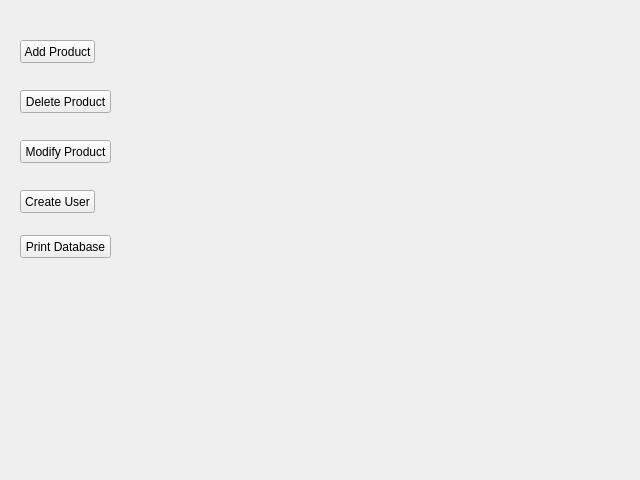
Qt form InvGUI/invmain.ui (scottoberman/CSUFDevs) before a commit.
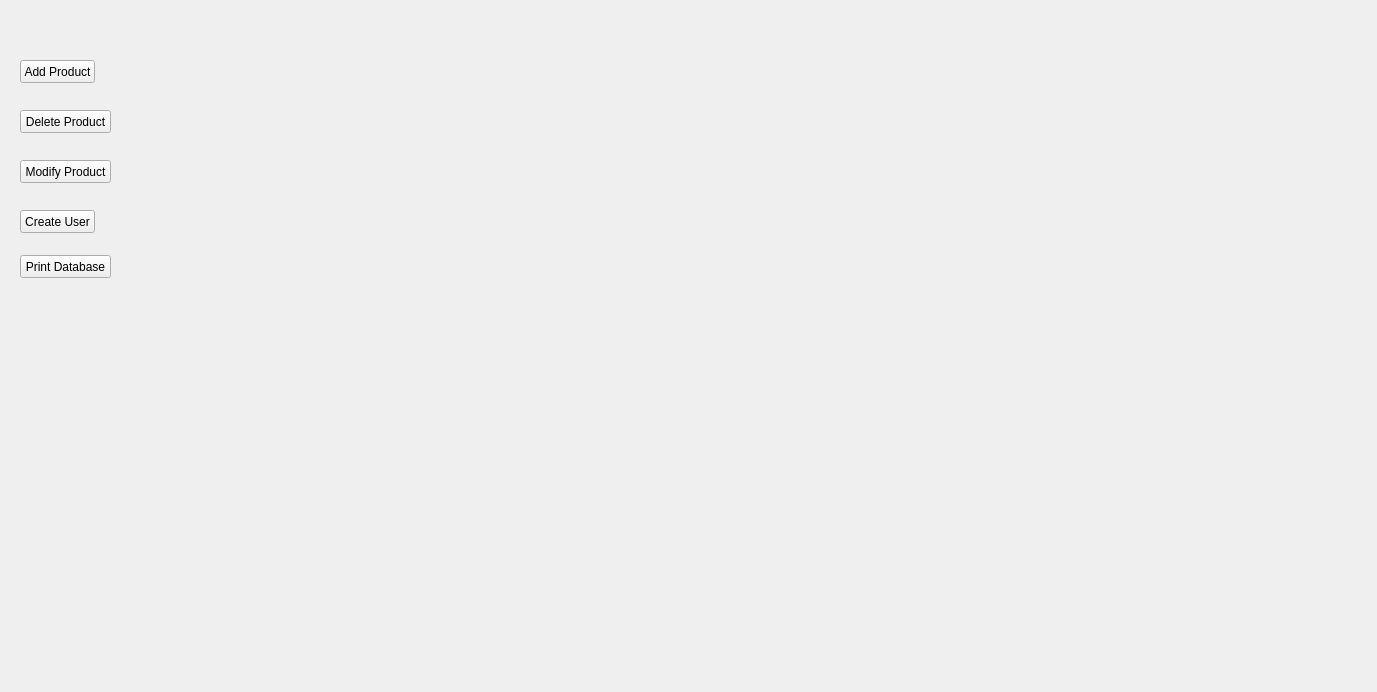
The same form after that commit.

```diff
--- a/InvGUI/invmain.ui
+++ b/InvGUI/invmain.ui
@@ -6,33 +6,46 @@
    <rect>
     <x>0</x>
     <y>0</y>
-    <width>640</width>
-    <height>480</height>
+    <width>1377</width>
+    <height>692</height>
    </rect>
   </property>
+  <property name="minimumSize">
+   <size>
+    <width>1377</width>
+    <height>692</height>
+   </size>
+  </property>
+  <property name="maximumSize">
+   <size>
+    <width>1377</width>
+    <height>692</height>
+   </size>
+  </property>
   <property name="windowTitle">
    <string>Form</string>
   </property>
-  <widget class="QWidget" name="horizontalLayoutWidget">
-   <property name="geometry">
-    <rect>
-     <x>130</x>
-     <y>40</y>
-     <width>491</width>
-     <height>431</height>
-    </rect>
-   </property>
-   <layout class="QHBoxLayout" name="horizontalLayout"/>
-  </widget>
   <widget class="QPushButton" name="Page3Button">
    <property name="geometry">
     <rect>
      <x>20</x>
-     <y>140</y>
+     <y>160</y>
      <width>91</width>
      <height>23</height>
     </rect>
    </property>
+   <property name="minimumSize">
+    <size>
+     <width>91</width>
+     <height>23</height>
+    </size>
+   </property>
+   <property name="maximumSize">
+    <size>
+     <width>91</width>
+     <height>23</height>
+    </size>
+   </property>
    <property name="text">
     <string>Modify Product</string>
    </property>
@@ -41,11 +54,23 @@
    <property name="geometry">
     <rect>
      <x>20</x>
-     <y>40</y>
+     <y>60</y>
      <width>75</width>
      <height>23</height>
     </rect>
    </property>
+   <property name="minimumSize">
+    <size>
+     <width>75</width>
+     <height>23</height>
+    </size>
+   </property>
+   <property name="maximumSize">
+    <size>
+     <width>75</width>
+     <height>23</height>
+    </size>
+   </property>
    <property name="text">
     <string>Add Product</string>
    </property>
@@ -54,11 +79,23 @@
    <property name="geometry">
     <rect>
      <x>20</x>
-     <y>90</y>
+     <y>110</y>
      <width>91</width>
      <height>23</height>
     </rect>
    </property>
+   <property name="minimumSize">
+    <size>
+     <width>91</width>
+     <height>23</height>
+    </size>
+   </property>
+   <property name="maximumSize">
+    <size>
+     <width>91</width>
+     <height>23</height>
+    </size>
+   </property>
    <property name="text">
     <string>Delete Product</string>
    </property>
@@ -67,11 +104,23 @@
    <property name="geometry">
     <rect>
      <x>20</x>
-     <y>235</y>
+     <y>255</y>
      <width>91</width>
      <height>23</height>
     </rect>
    </property>
+   <property name="minimumSize">
+    <size>
+     <width>91</width>
+     <height>23</height>
+    </size>
+   </property>
+   <property name="maximumSize">
+    <size>
+     <width>91</width>
+     <height>23</height>
+    </size>
+   </property>
    <property name="text">
     <string>Print Database</string>
    </property>
@@ -80,15 +129,54 @@
    <property name="geometry">
     <rect>
      <x>20</x>
-     <y>190</y>
+     <y>210</y>
      <width>75</width>
      <height>23</height>
     </rect>
    </property>
+   <property name="minimumSize">
+    <size>
+     <width>75</width>
+     <height>23</height>
+    </size>
+   </property>
+   <property name="maximumSize">
+    <size>
+     <width>75</width>
+     <height>23</height>
+    </size>
+   </property>
    <property name="text">
     <string>Create User</string>
    </property>
   </widget>
+  <widget class="QWidget" name="horizontalLayoutWidget">
+   <property name="geometry">
+    <rect>
+     <x>120</x>
+     <y>50</y>
+     <width>1221</width>
+     <height>531</height>
+    </rect>
+   </property>
+   <layout class="QHBoxLayout" name="horizontalLayout">
+    <property name="sizeConstraint">
+     <enum>QLayout::SetDefaultConstraint</enum>
+    </property>
+    <property name="leftMargin">
+     <number>1</number>
+    </property>
+    <property name="topMargin">
+     <number>0</number>
+    </property>
+    <property name="rightMargin">
+     <number>0</number>
+    </property>
+    <property name="bottomMargin">
+     <number>0</number>
+    </property>
+   </layout>
+  </widget>
  </widget>
  <resources/>
  <connections/>
```
